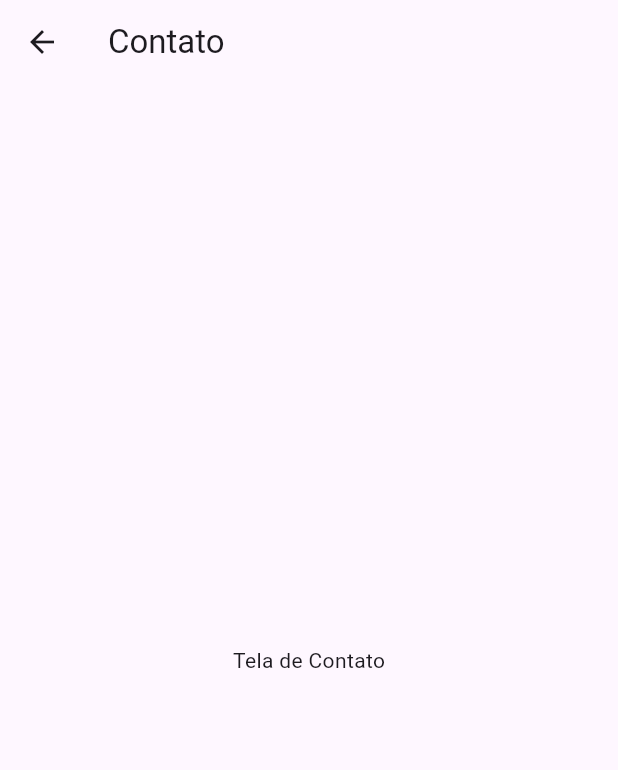
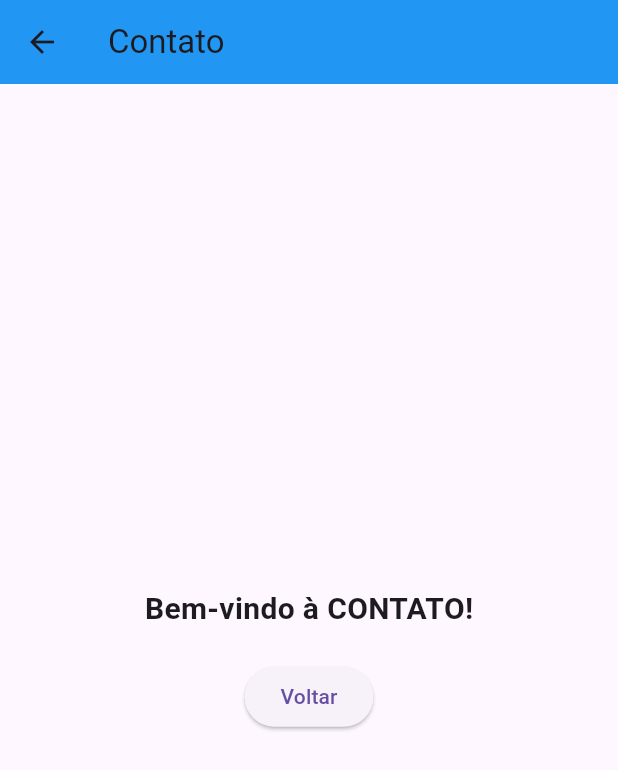
Before and after one commit to IsabelleVolaco/doceria, a Flutter app: the screen it shows after launch, after a tap on "Contato", on a phone screen of 412 x 824 dp. Shown: the top 770 px of the screen. Run offline on Flutter 3.47's test engine with Material 3 defaults, Android fonts, the phone set to English and light mode, and no system bars.

Commit message:
navbar button fixes

```diff
--- /dev/null
+++ b/lib/contato.dart
@@ -0,0 +1,33 @@
+import 'package:flutter/material.dart';
+
+class Contato extends StatelessWidget {
+  const Contato({super.key});
+
+  @override
+  Widget build(BuildContext context) {
+    return Scaffold(
+      appBar: AppBar(
+        title: Text('Contato'),
+        backgroundColor: Colors.blue, // Cor da AppBar (opcional)
+      ),
+      body: Center(
+        child: Column(
+          mainAxisAlignment: MainAxisAlignment.center,
+          children: [
+            Text(
+              'Bem-vindo à CONTATO!',
+              style: TextStyle(fontSize: 20, fontWeight: FontWeight.bold),
+            ),
+            SizedBox(height: 20),
+            ElevatedButton(
+              onPressed: () {
+                Navigator.pop(context); // Voltar para a tela anterior
+              },
+              child: Text('Voltar'),
+            ),
+          ],
+        ),
+      ),
+    );
+  }
+}
--- a/lib/main.dart
+++ b/lib/main.dart
@@ -1,5 +1,7 @@
 import 'package:flutter/material.dart';
+import 'agendamento.dart';
 import 'doces.dart';
+import 'contato.dart';
 
 void main() {
   runApp(const MainApp());
@@ -24,7 +26,7 @@ class HomeScreen extends StatelessWidget {
   Widget build(BuildContext context) {
     return Scaffold(
       backgroundColor: const Color(0xFFFFE2EE), // Fundo rosa claro
-      appBar: AppBar( // APPBAR
+      appBar: AppBar( // APPBAR --------------------------------------------------------------------
         title: const Padding(
           padding: EdgeInsets.all(5.0),
           child: Text(
@@ -37,7 +39,7 @@ class HomeScreen extends StatelessWidget {
         toolbarHeight: 80.0,
         bottom: PreferredSize(
           preferredSize: const Size.fromHeight(50.0),
-          child: Container( // NAVBAR
+          child: Container( // NAVBAR & BOTÕES --------------------------------------------------------------------
             color: const Color(0xFF73CEB4),
             child: Padding(
               padding: const EdgeInsets.all(8.0),
@@ -45,43 +47,19 @@ class HomeScreen extends StatelessWidget {
                 mainAxisAlignment: MainAxisAlignment.spaceEvenly,
                 children: [
 
-                  TextButton(
-                    onPressed: () {
-                      // Navegar para a tela de Agendamento
-                      Navigator.push(
-                        context,
-                        MaterialPageRoute(builder: (context) => const Agendamento()),
-                      );
-                    },
-                    child: const Text(
-                      'Agendamento',
-                      style: TextStyle(color: Colors.white),
-                    ),
+                  TextButton( // Navegar para a tela de Agendamento
+                    onPressed: () {  Navigator.push( context, MaterialPageRoute(builder: (context) => const Agendamento()), ); },
+                    child: const Text( 'Agendamento', style: TextStyle(color: Colors.white),),
                   ),
 
-                  TextButton(
-                    onPressed: () {
-                      // Navegar para a tela de Doces
-                      Navigator.push( context, MaterialPageRoute(builder: (context) => const Doces()), );
-                    },
-                    child: const Text(
-                      'Doces',
-                      style: TextStyle(color: Colors.white),
-                    ),
+                  TextButton( // Navegar para a tela de Doces
+                    onPressed: () {  Navigator.push( context, MaterialPageRoute(builder: (context) => const Doces()), ); },
+                    child: const Text( 'Doces', style: TextStyle(color: Colors.white),),
                   ),
 
-                  TextButton(
-                    onPressed: () {
-                      // Navegar para a tela de Contato
-                      Navigator.push(
-                        context,
-                        MaterialPageRoute(builder: (context) => const Contato()),
-                      );
-                    },
-                    child: const Text(
-                      'Contato',
-                      style: TextStyle(color: Colors.white),
-                    ),
+                  TextButton( // Navegar para a tela de Contato
+                    onPressed: () {  Navigator.push( context, MaterialPageRoute(builder: (context) => const Contato()), ); },
+                    child: const Text( 'Contato', style: TextStyle(color: Colors.white),),
                   ),
                 ],
               ),
@@ -138,6 +116,8 @@ class HomeScreen extends StatelessWidget {
   }
 }
 
+
+/*
 // Tela de Agendamento
 class Agendamento extends StatelessWidget {
   const Agendamento({super.key});
@@ -164,3 +144,24 @@ class Contato extends StatelessWidget {
     );
   }
 }
+
+
+
+//botão main
+                  TextButton(
+                    onPressed: () {
+                      // Navegar para a tela de Contato
+                      Navigator.push(
+                        context,
+                        MaterialPageRoute(builder: (context) => const Contato()),
+                      );
+                    },
+                    child: const Text(
+                      'Contato',
+                      style: TextStyle(color: Colors.white),
+                    ),
+                  ),
+
+
+
+*/
```
Also changed, not shown: lib/agendamento.dart (added, +33 -0 lines).
